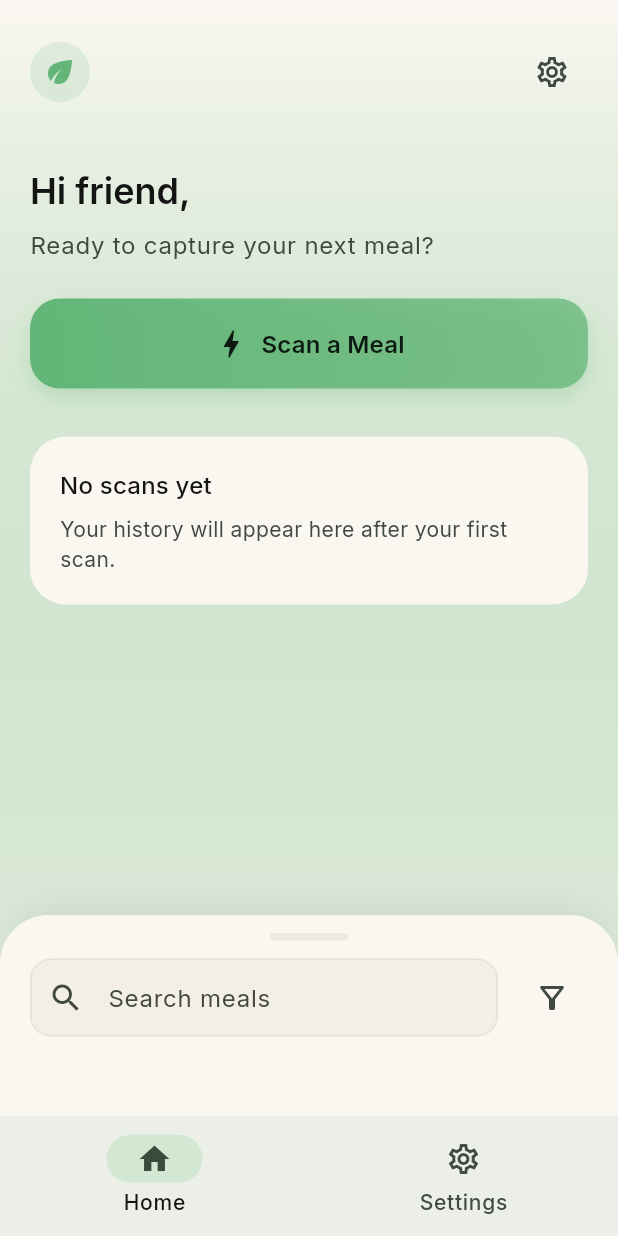
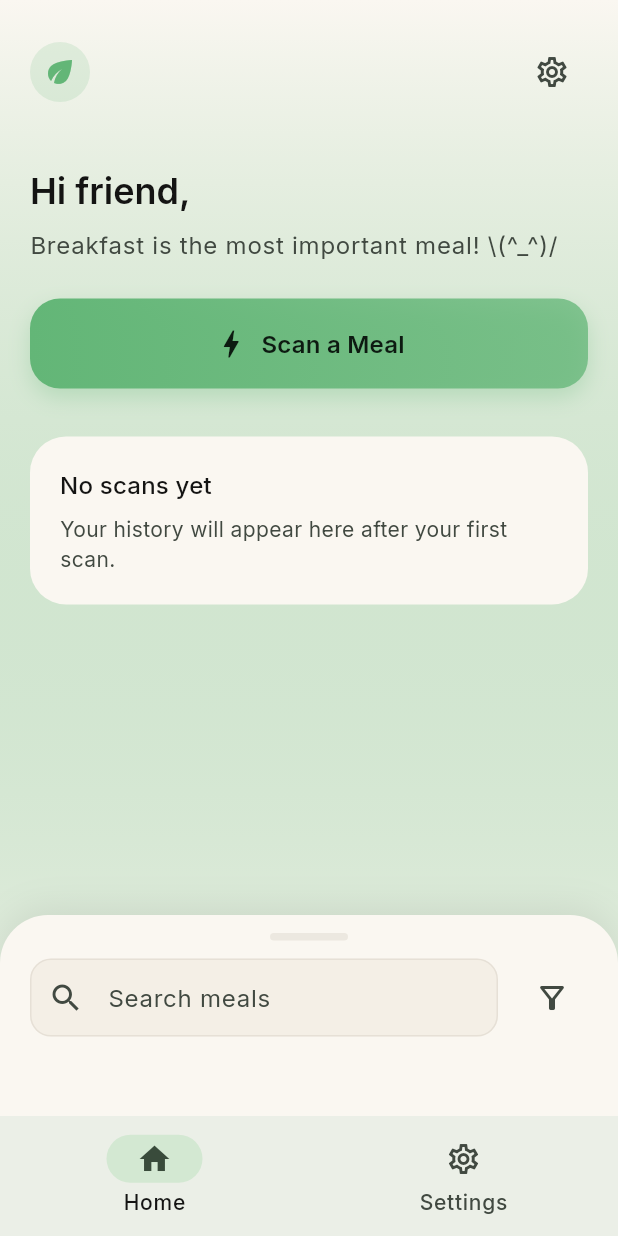
Before and after one commit to Saad-Rahman-Organization/SEG4105-Project, a Flutter app: the HomeScreen screen opened by its route, on a phone screen of 412 x 824 dp. Run offline on Flutter 3.47's test engine with Material 3 defaults, Android fonts, the phone set to English and light mode, and no system bars; our stand-ins replace cached_network_image, camera, connectivity_plus, fl_chart, flutter_animate, flutter_hooks and 10 more; accounts and stored records are empty.

Commit message:
friendly messages

```diff
--- a/lib/features/home/presentation/home_screen.dart
+++ b/lib/features/home/presentation/home_screen.dart
@@ -86,12 +86,28 @@ class HomeScreen extends HookConsumerWidget {
                           style: theme.textTheme.headlineMedium,
                         ),
                         const SizedBox(height: 8),
-                        Text(
-                          'Ready to capture your next meal?',
-                          style: theme.textTheme.bodyLarge?.copyWith(
-                            color: theme.colorScheme.onSurfaceVariant,
-                          ),
-                        ),
+                        Builder(builder: (context) {
+                          final now = DateTime.now();
+                          // If location-based sunrise/sunset is unavailable, fall back to general daytime anchors.
+                          const noonHour = 12;
+                          const sunsetHour = 18;
+                          const sunriseHour = 6; // allow breakfast window to start a bit before midday anchor
+                          final hour = now.hour;
+                          String prompt;
+                          if (hour < noonHour && hour >= sunriseHour) {
+                            prompt = 'Breakfast is the most important meal! \\(^_^)/';
+                          } else if (hour >= noonHour && hour < sunsetHour) {
+                            prompt = 'Perfect time for lunch~ (o^_^o)';
+                          } else {
+                            prompt = 'Seems like it\'s dinner time (¬‿¬)';
+                          }
+                          return Text(
+                            prompt,
+                            style: theme.textTheme.bodyLarge?.copyWith(
+                              color: theme.colorScheme.onSurfaceVariant,
+                            ),
+                          );
+                        }),
                         const SizedBox(height: 24),
                         Center(
                           child: TweenAnimationBuilder<double>(
```
